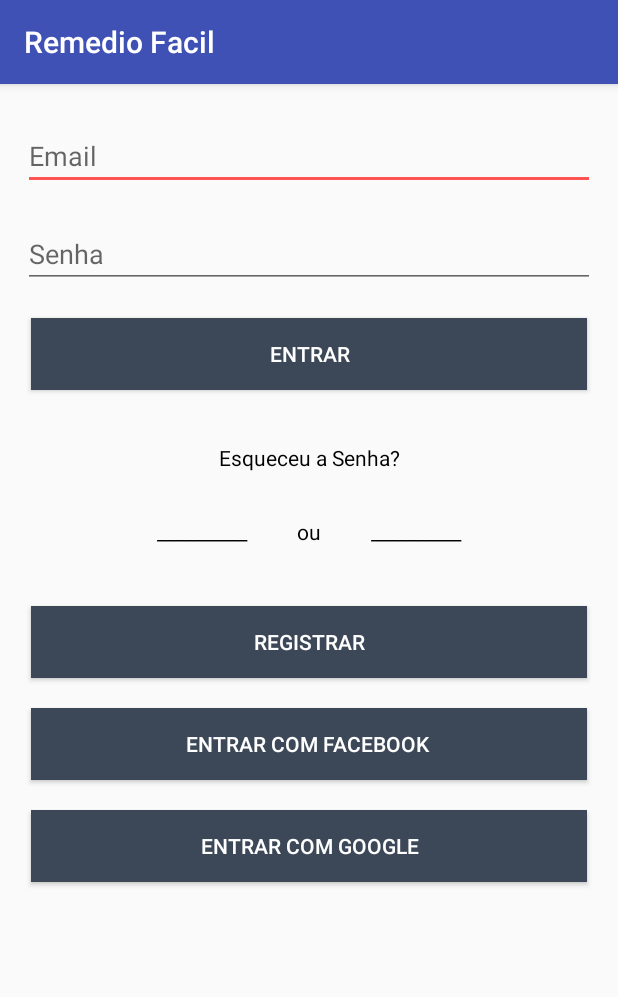
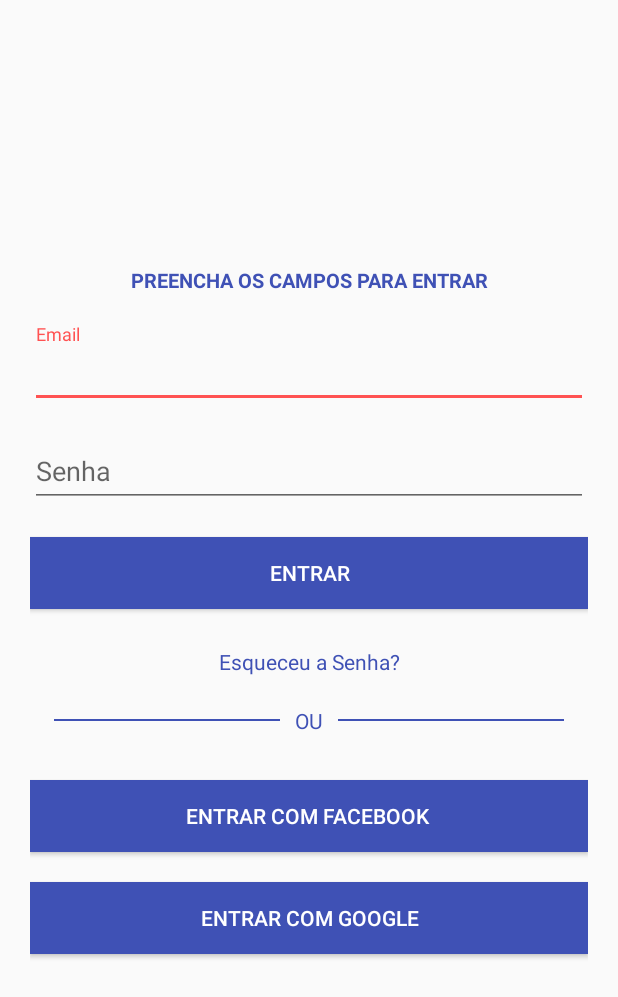
Before and after one commit to tomrobson/RemedioFacil, an Android app: the screen it shows after launch (Login_Activity), on a phone screen of 412 x 824 dp. Shown: the top 997 px of the screen. Run offline under Robolectric (Android 15) with nearby library versions, the light colour scheme and no system bars.

Commit message:
Refatorando Tela de Login

```diff
--- a/app/src/main/AndroidManifest.xml
+++ b/app/src/main/AndroidManifest.xml
@@ -11,7 +11,9 @@
         android:theme="@style/AppTheme">
         <activity android:name=".MainActivity"></activity>
         <activity android:name=".Info_Activity"></activity>
-        <activity android:name=".Login_Activity">
+        <activity
+            android:name=".Login_Activity"
+            android:theme="@style/AppTheme.NoActionBar">
             <intent-filter>
                 <action android:name="android.intent.action.MAIN" />
 
--- a/app/src/main/java/br/iesb/remediofacil/Login_Activity.java
+++ b/app/src/main/java/br/iesb/remediofacil/Login_Activity.java
@@ -21,12 +21,6 @@ public class Login_Activity extends AppCompatActivity {
             }
         });
 
-        Button br = (Button) findViewById(R.id.buttonRegistrar);
-        br.setOnClickListener(new View.OnClickListener() {
-            @Override
-            public void onClick(View view) {
-                startActivity(new Intent(Login_Activity.this, Cadastrar_Activity.class));
-            }
-        });
+
     }
 }
--- a/app/src/main/res/layout/activity_login.xml
+++ b/app/src/main/res/layout/activity_login.xml
@@ -1,25 +1,36 @@
 <?xml version="1.0" encoding="utf-8"?>
-<LinearLayout xmlns:android="http://schemas.android.com/apk/res/android"
+
+
+<ScrollView xmlns:android="http://schemas.android.com/apk/res/android"
     xmlns:app="http://schemas.android.com/apk/res-auto"
     xmlns:tools="http://schemas.android.com/tools"
     android:layout_width="match_parent"
     android:layout_height="match_parent"
-    android:orientation="vertical"
-    tools:context="br.iesb.remediofacil.Login_Activity">
+    android:paddingLeft="20dp"
+    android:paddingRight="20dp">
 
-    <ScrollView
-        android:layout_width="match_parent"
-        android:layout_height="match_parent">
-
-        <FrameLayout
-            android:layout_width="match_parent"
-            android:layout_height="wrap_content"
-            android:layout_margin="15dp">
 
     <LinearLayout
         android:layout_width="match_parent"
         android:layout_height="wrap_content"
-                android:orientation="vertical">
+        android:orientation="vertical"
+        android:layout_gravity="center_vertical">
+
+        <TextView
+            android:layout_width="match_parent"
+            android:layout_height="wrap_content"
+            android:text="Preencha os campos para entrar"
+            android:textColor="@color/colorPrimary"
+            android:textStyle="bold"
+            android:textAllCaps="true"
+            android:textAlignment="center"
+            android:layout_marginBottom="20dp"
+            android:textSize="13sp"
+            />
+
+        <android.support.design.widget.TextInputLayout
+            android:layout_width="match_parent"
+            android:layout_height="wrap_content">
 
             <EditText
                 android:id="@+id/editText"
@@ -30,6 +41,11 @@
                 android:ems="10"
                 android:hint="Email"
                 android:inputType="textEmailAddress" />
+        </android.support.design.widget.TextInputLayout>
+
+        <android.support.design.widget.TextInputLayout
+            android:layout_width="match_parent"
+            android:layout_height="wrap_content">
 
             <EditText
                 android:id="@+id/editText2"
@@ -40,16 +56,15 @@
                 android:ems="10"
                 android:hint="Senha"
                 android:inputType="textPassword" />
+        </android.support.design.widget.TextInputLayout>
 
         <Button
             android:id="@+id/buttonLogin"
             android:layout_width="match_parent"
             android:layout_height="wrap_content"
             android:layout_marginBottom="10dp"
-                    android:layout_marginEnd="5dp"
-                    android:layout_marginStart="5dp"
             android:layout_marginTop="10dp"
-                    android:background="#3c4858"
+            android:background="@color/colorPrimary"
             android:text="Entrar"
             android:textColor="#fff" />
 
@@ -57,41 +72,63 @@
             android:id="@+id/textView10"
             android:layout_width="match_parent"
             android:layout_height="wrap_content"
-                    android:layout_marginTop="25dp"
+            android:layout_marginTop="15dp"
             android:text="Esqueceu a Senha?"
             android:textAlignment="center"
-                    android:textColor="#000" />
+            android:textColor="@color/colorPrimary" />
+
+        <RelativeLayout
+            android:layout_width="match_parent"
+            android:layout_height="wrap_content"
+            android:layout_centerVertical="true"
+            android:layout_marginBottom="20dp"
+            android:layout_marginTop="20dp">
 
             <TextView
-                    android:id="@+id/textView11"
+                android:id="@+id/tvText"
+                android:layout_width="wrap_content"
+                android:layout_height="wrap_content"
+                android:layout_centerInParent="true"
+                android:layout_marginLeft="10dp"
+                android:layout_marginRight="10dp"
+                android:text="OU"
+                android:textColor="@color/colorPrimary" />
+
+            <View
                 android:layout_width="match_parent"
-                    android:layout_height="wrap_content"
-                    android:layout_margin="30dp"
-                    android:text="__________          ou          __________"
-                    android:textAlignment="center"
-                    android:textColor="#000" />
+                android:layout_height="1dp"
+                android:layout_centerVertical="true"
+                android:layout_marginLeft="16dp"
+                android:layout_toLeftOf="@id/tvText"
+                android:background="@color/colorPrimary" />
 
-                <Button
-                    android:id="@+id/buttonRegistrar"
+            <View
                 android:layout_width="match_parent"
-                    android:layout_height="wrap_content"
-                    android:layout_marginBottom="10dp"
-                    android:layout_marginEnd="5dp"
-                    android:layout_marginStart="5dp"
-                    android:layout_marginTop="10dp"
-                    android:background="#3c4858"
-                    android:text="Registrar"
-                    android:textColor="#fff" />
+                android:layout_height="1dp"
+                android:layout_centerVertical="true"
+                android:layout_marginRight="16dp"
+                android:layout_toRightOf="@id/tvText"
+                android:background="@color/colorPrimary" />
+
+        </RelativeLayout>
+
+        <!--<Button-->
+        <!--android:id="@+id/buttonRegistrar"-->
+        <!--android:layout_width="match_parent"-->
+        <!--android:layout_height="wrap_content"-->
+        <!--android:layout_marginBottom="10dp"-->
+        <!--android:layout_marginTop="10dp"-->
+        <!--android:background="#3c4858"-->
+        <!--android:text="Registrar"-->
+        <!--android:textColor="#fff" />-->
 
         <Button
             android:id="@+id/button"
             android:layout_width="match_parent"
             android:layout_height="wrap_content"
             android:layout_marginBottom="10dp"
-                    android:layout_marginEnd="5dp"
-                    android:layout_marginStart="5dp"
             android:layout_marginTop="10dp"
-                    android:background="#3c4858"
+            android:background="@color/colorPrimary"
             android:text="Entrar com Facebook "
             android:textColor="#fff" />
 
@@ -100,16 +137,11 @@
             android:layout_width="match_parent"
             android:layout_height="wrap_content"
             android:layout_marginBottom="10dp"
-                    android:layout_marginEnd="5dp"
-                    android:layout_marginStart="5dp"
             android:layout_marginTop="10dp"
-                    android:background="#3c4858"
+            android:background="@color/colorPrimary"
             android:text="Entrar com google"
             android:textColor="#fff" />
 
     </LinearLayout>
 
-        </FrameLayout>
 </ScrollView>
-
-</LinearLayout>
```
Lines whose indentation alone changed are shown as unchanged.
